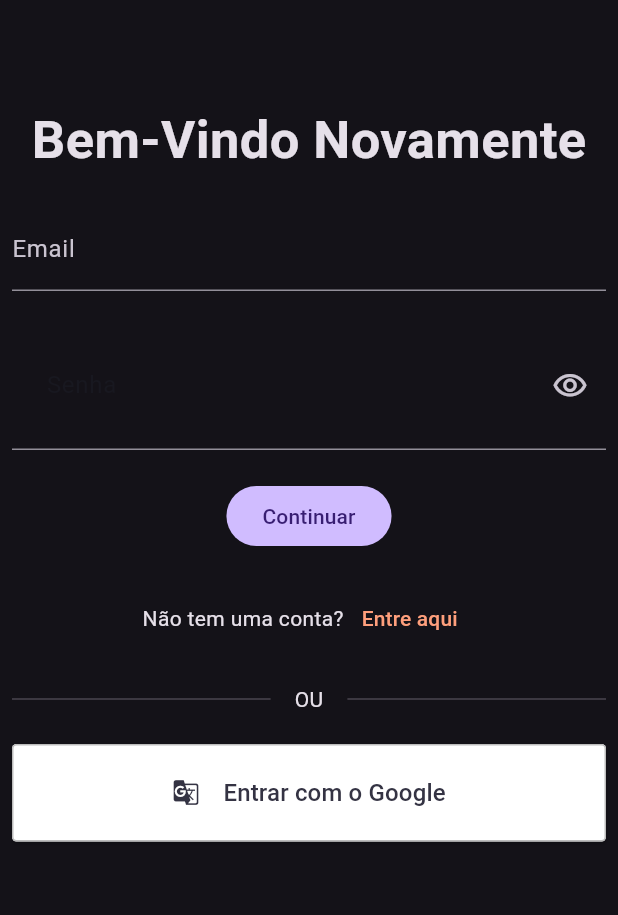
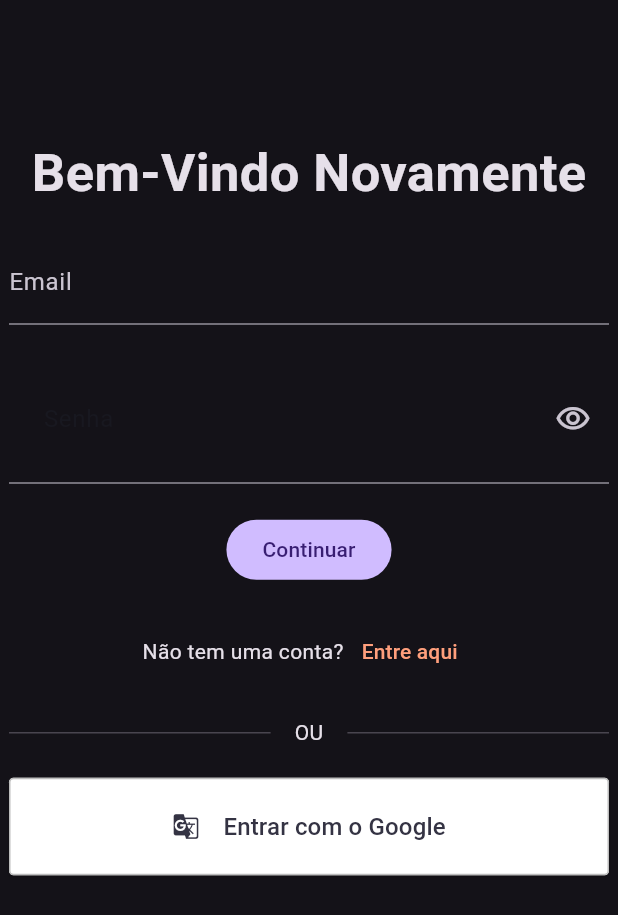
Before and after one commit to egaddini/ftchamados, a Flutter app: the screen it shows after launch, on a phone screen of 412 x 824 dp. Shown: the top 915 px of the screen. Run offline on Flutter 3.47's test engine with Material 2 defaults, Android fonts, the phone set to English and light mode, and no system bars; our stand-ins replace dio, flutter_typeahead, get, mask_text_input_formatter, shared_preferences; missing offline and left inert: blinking_text, validatorless; accounts and stored records are empty.

Commit message:
ajuste no loading feito no loginpageForm

```diff
--- a/lib/app/features/pages/login/components/login_form.dart
+++ b/lib/app/features/pages/login/components/login_form.dart
@@ -34,16 +34,11 @@ class _LoginFormState extends State<LoginForm> {
 
   @override
   Widget build(BuildContext context) {
-    return SingleChildScrollView(
-      padding: const EdgeInsets.all(8.0),
-      child: Form(
+    return isLoading ? buildLoadingIndicator() :  Form(
       key: _formKey,
       child: Center(
-          child: SizedBox(
-            width: 400,
-            child: isLoading ? buildLoadingIndicator() : Column(
+        child: Column(
           children: [
-                addVerticalSpace(60),
             const Text(
               'Bem-Vindo Novamente',
               style: TextStyle(
@@ -82,15 +77,14 @@ class _LoginFormState extends State<LoginForm> {
                           password: _passwordEC.text
                         );
                       });
-                          try {
+
                       _setLoading();
-                        await waitThreeSeconds();
-                            await authRepository.authenticate(loginModel!);
+                      authRepository.authenticate(loginModel!).then((_) {
                         Navigator.popAndPushNamed(context, 'home');
-                          } on DioError catch (e) {
+                      }).catchError((error) {
                         _setLoading();
-                            tratarErro(context, e);
-                          }
+                        tratarErro(context, error);
+                      });
                     }
                   },
                 ),
@@ -163,9 +157,8 @@ class _LoginFormState extends State<LoginForm> {
                 ],
               ),
             ),
+            addVerticalSpace(150),
           ],
-            ),
-          ),
         ),
       ),
     );
--- a/lib/app/features/pages/login/screen/login_screen.dart
+++ b/lib/app/features/pages/login/screen/login_screen.dart
@@ -20,7 +20,19 @@ class LoginScreen extends StatelessWidget {
   Widget build(BuildContext context) {
     return const Scaffold(
       appBar: null,
-      body: LoginForm(),
+      body:Center(
+        child: SingleChildScrollView(
+          child: Column(
+            mainAxisAlignment: MainAxisAlignment.center,
+            children: [
+              SizedBox(
+                width: 400,
+                child: LoginForm()
+              ),
+            ],
+          ),
+        ),
+      ),
     );
   }
 }
```
Lines whose indentation alone changed are shown as unchanged.
